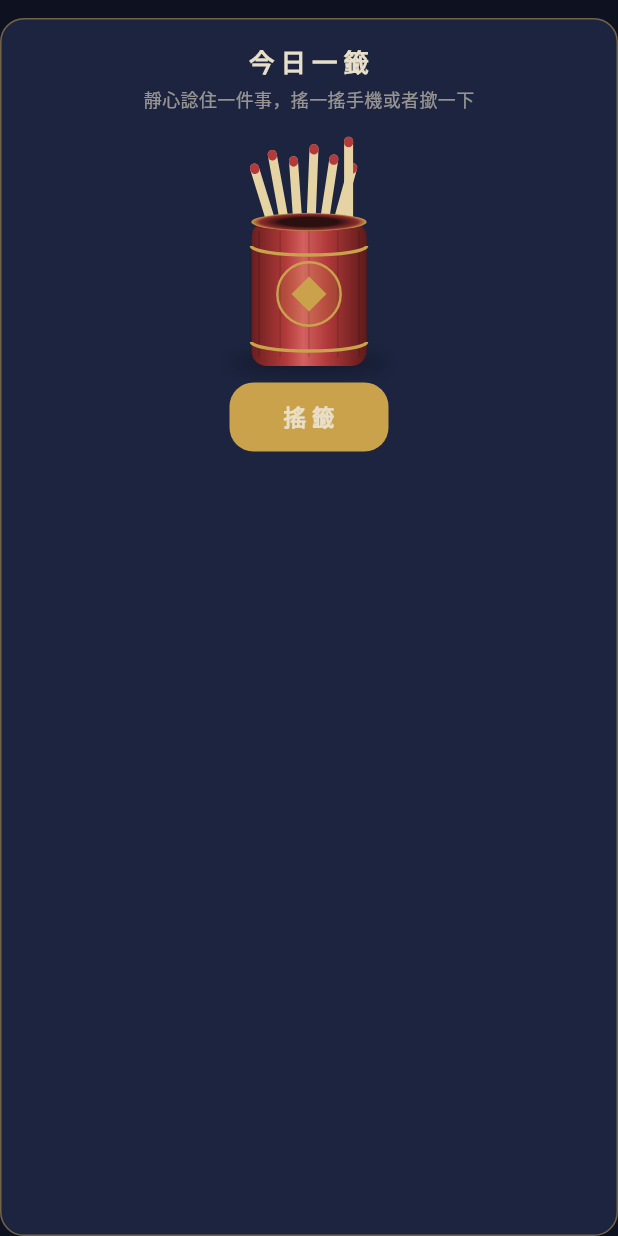
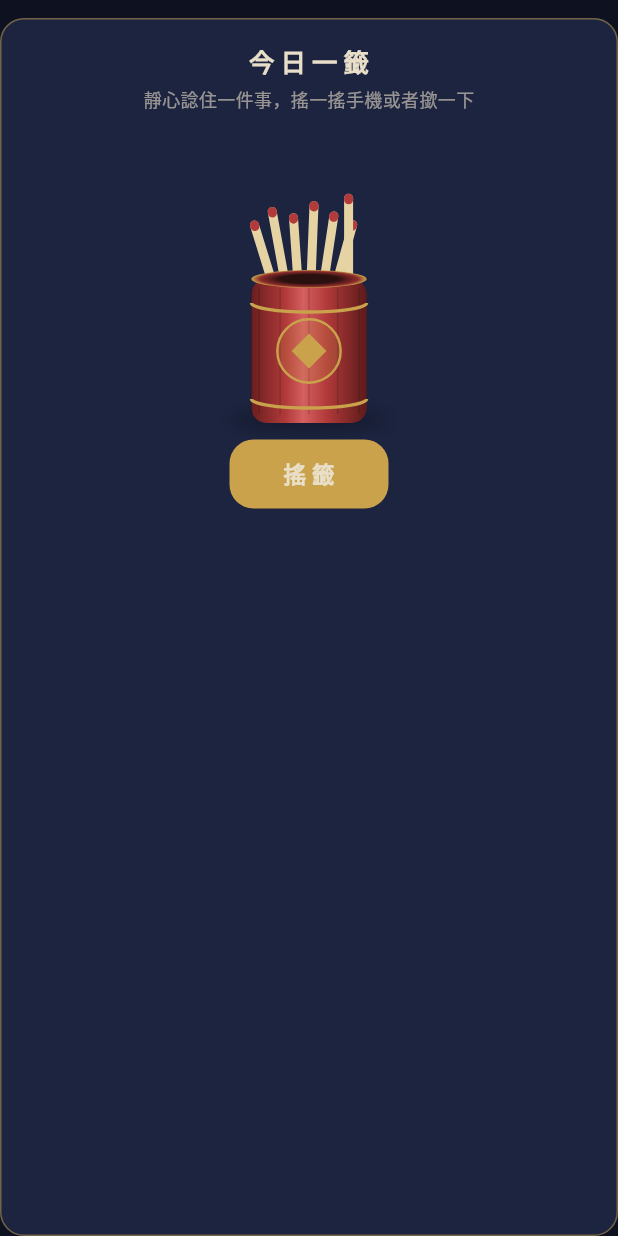
Before and after one commit to auzistephanie/xuanli, a Flutter app: the DailyStickCard widget shown alone on an empty page, opened directly with empty values, on a phone screen of 412 x 824 dp. Run offline on Flutter 3.47's test engine with Material 3 defaults, Android fonts, the phone set to English and light mode, and no system bars; our stand-ins replace app_links, file_picker, flutter_local_notifications, flutter_timezone, qr_flutter, sensors_plus and 3 more; missing offline and left inert: device_calendar, home_widget, lunar; accounts and stored records are empty; Roboto replaces fonts that are missing (NotoSerifTC).

Commit message:
fix: steady stick card layout during flip, pause hidden tabs
- FlipReveal always lays out the front (hidden with Opacity until
  it turns) and fills the back to the same box, so size never jumps
- DailyStickCard: flip path shows only the incoming child, card
  height eases with AnimatedSize, no switcher fade under reduce-motion
- StickCylinder reserves popHeadroom above the tube so the popped
  stick no longer runs into the title
- Shake sampling at gameInterval
- TabShell wraps each IndexedStack tab in TickerMode so hidden tabs
  stop sensors and ambient animations

Co-Authored-By: Claude Opus 5.5 <noreply@anthropic.com>

```diff
--- a/lib/screens/tab_shell.dart
+++ b/lib/screens/tab_shell.dart
@@ -51,13 +51,17 @@ class _TabShellState extends State<TabShell> {
             Expanded(
               child: IndexedStack(
                 index: _index,
+                // 隱藏嘅 tab 關 TickerMode：環境動畫（天體儀／星空）同感應器喺背後停晒。
                 children: [
+                  for (final (i, tab) in [
                     TodayScreen(profile: _profile),
                     ActivityScreen(profile: _profile),
                     CalendarScreen(
                       profile: _profile,
                       initialSelectedDate: widget.deepLinkDate,
                     ),
+                  ].indexed)
+                    TickerMode(key: ValueKey('tab-ticker-$i'), enabled: i == _index, child: tab),
                 ],
               ),
             ),
--- a/lib/screens/today/daily_stick_card.dart
+++ b/lib/screens/today/daily_stick_card.dart
@@ -75,7 +75,7 @@ class _DailyStickCardState extends State<DailyStickCard> with SingleTickerProvid
     _shakeSub = null;
     if (on) {
       // 用「去咗重力」嘅加速度，ShakeDetector 要嘅係淨係搖動嘅力度。
-      _shakeSub = userAccelerometerEventStream().listen(
+      _shakeSub = userAccelerometerEventStream(samplingPeriod: SensorInterval.gameInterval).listen(
         (e) {
           final m = math.sqrt(e.x * e.x + e.y * e.y + e.z * e.z);
           if (_shake.add(magnitude: m, at: _clock.elapsed)) _draw();
@@ -138,6 +138,22 @@ class _DailyStickCardState extends State<DailyStickCard> with SingleTickerProvid
   @override
   Widget build(BuildContext context) {
     final colors = context.xuanliColors;
+    final reduceMotion = MediaQuery.disableAnimationsOf(context);
+    final switcher = AnimatedSwitcher(
+      duration: reduceMotion ? Duration.zero : const Duration(milliseconds: 450),
+      switchInCurve: Curves.easeOut,
+      // 翻卡路徑：舊嘅籤筒即刻收起，唔好同翻緊嘅卡疊埋一齊。
+      layoutBuilder: (current, previous) => _flipOnReveal
+          ? (current ?? const SizedBox.shrink())
+          : AnimatedSwitcher.defaultLayoutBuilder(current, previous),
+      transitionBuilder: (child, anim) => FadeTransition(
+        opacity: anim,
+        child: ScaleTransition(scale: Tween(begin: 0.96, end: 1.0).animate(anim), child: child),
+      ),
+      child: _revealed
+          ? (_flipOnReveal ? _flipResult(colors) : _result(colors))
+          : _idle(colors),
+    );
     return Container(
       width: double.infinity,
       margin: const EdgeInsets.only(top: 12),
@@ -147,17 +163,16 @@ class _DailyStickCardState extends State<DailyStickCard> with SingleTickerProvid
         border: Border.all(color: colors.gold.withValues(alpha: 0.5)),
         borderRadius: BorderRadius.circular(XuanLiRadii.card),
       ),
-      child: AnimatedSwitcher(
-        duration: const Duration(milliseconds: 450),
-        switchInCurve: Curves.easeOut,
-        transitionBuilder: (child, anim) => FadeTransition(
-          opacity: anim,
-          child: ScaleTransition(scale: Tween(begin: 0.96, end: 1.0).animate(anim), child: child),
-        ),
-        child: _revealed
-            ? (_flipOnReveal ? _flipResult(colors) : _result(colors))
-            : _idle(colors),
-      ),
+      child: reduceMotion
+          // AnimatedSize 用 Duration.zero 會喺 layout 入面即刻完成而 assert，所以減少動態就唔包。
+          ? switcher
+          // 高度變化（籤筒 → 籤詩）用 AnimatedSize 慢慢撐開，唔會一下跳。
+          : AnimatedSize(
+              duration: const Duration(milliseconds: 300),
+              curve: Curves.easeOutCubic,
+              alignment: Alignment.topCenter,
+              child: switcher,
+            ),
     );
   }
 
@@ -180,7 +195,7 @@ class _DailyStickCardState extends State<DailyStickCard> with SingleTickerProvid
           _canShake(context) ? '靜心諗住一件事，搖一搖手機或者撳一下' : '靜心諗住一件事，撳一下搖籤',
           style: TextStyle(fontSize: 12, color: colors.ink60),
         ),
-        const SizedBox(height: 10),
+        // 唔使再加間距：籤筒上面本身有 popHeadroom（彈起嘅籤用）。
         GestureDetector(
           onTap: _draw,
           behavior: HitTestBehavior.opaque,
@@ -220,7 +235,6 @@ class _DailyStickCardState extends State<DailyStickCard> with SingleTickerProvid
     return FlipReveal(
       key: const ValueKey('result'),
       back: Container(
-        height: 260,
         alignment: Alignment.center,
         decoration: BoxDecoration(
           borderRadius: BorderRadius.circular(16),
--- a/lib/widgets/stick_cylinder.dart
+++ b/lib/widgets/stick_cylinder.dart
@@ -10,7 +10,11 @@ const _stick = Color(0xFFE6D3A3);
 /// 籤筒（畫出嚟，唔用圖片／字體 glyph）。[angle] 係搖動角度（弧度），
 /// [pop] 係 0–1 一支籤彈起嘅程度；[spin] 係 0–1（可以超過，取小數部分）
 /// 筒身直條紋嘅水平移位，模擬轉動。
+///
+/// 畫布比 [height] 高 [popHeadroom]（喺上面），俾彈起嘅籤有位，唔會插入上面嘅字。
 class StickCylinder extends StatelessWidget {
+  static const popHeadroom = 0.30;
+
   final double angle;
   final double pop;
   final double spin;
@@ -34,7 +38,7 @@ class StickCylinder extends StatelessWidget {
         angle: angle,
         alignment: Alignment.bottomCenter,
         child: CustomPaint(
-          size: Size(width, height),
+          size: Size(width, height * (1 + StickCylinder.popHeadroom)),
           painter: _CylinderPainter(pop, spin),
         ),
       ),
@@ -50,8 +54,10 @@ class _CylinderPainter extends CustomPainter {
 
   @override
   void paint(Canvas canvas, Size size) {
+    // 上面留咗 headroom；以下所有計算用返筒嘅邏輯高度 h。
     final w = size.width;
-    final h = size.height;
+    final h = size.height / (1 + StickCylinder.popHeadroom);
+    canvas.translate(0, size.height - h);
     final bodyTop = h * 0.40;
     final body = RRect.fromLTRBR(w * 0.18, bodyTop, w * 0.82, h, const Radius.circular(10));
 
```
Also changed, not shown: lib/widgets/flip_reveal.dart (+18 -7 lines), 3 other files. Lines whose indentation alone changed are shown as unchanged.
